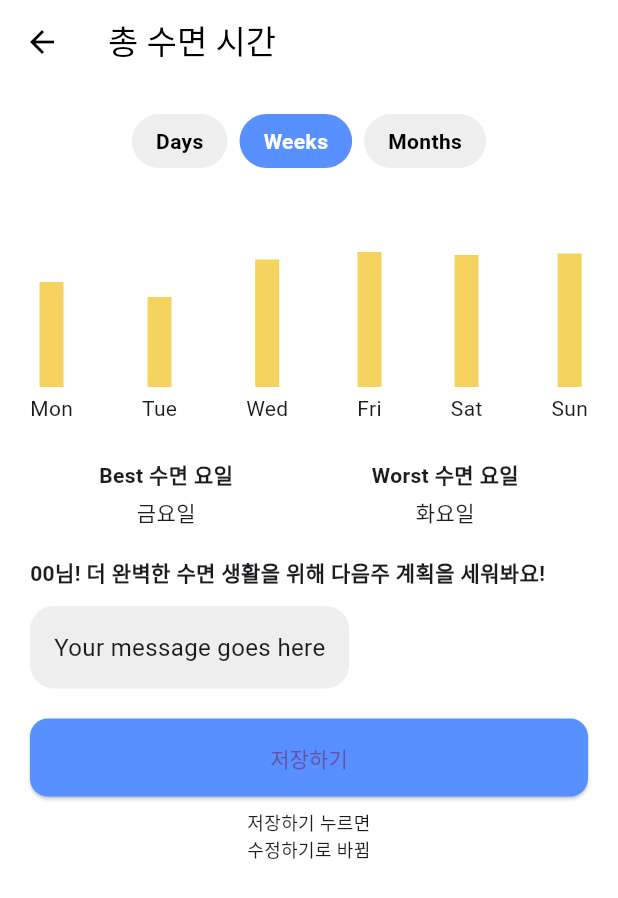
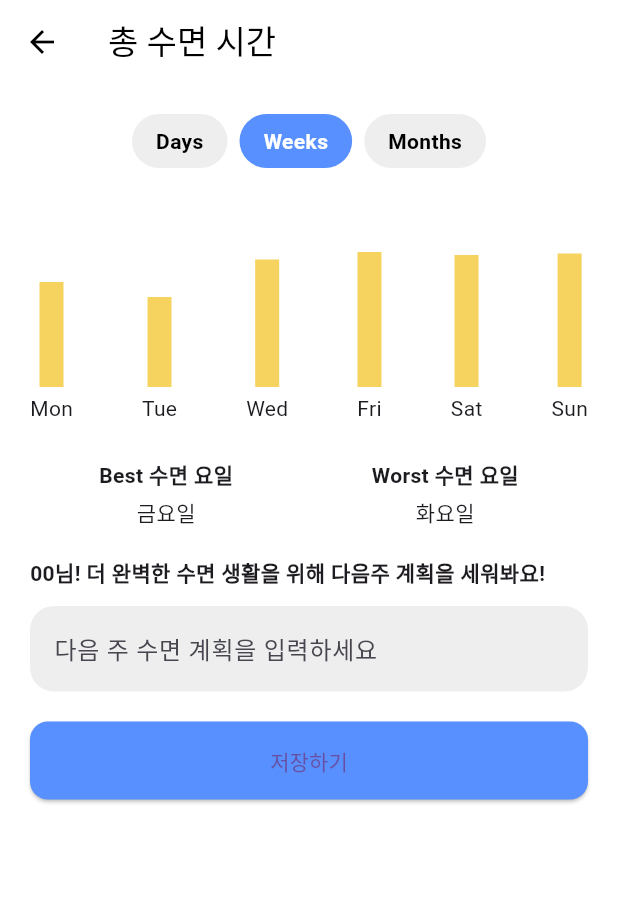
Before and after one commit to Ko-o-ala/Frontend, a Flutter app: the WeeklySleepScreen screen opened by its route, on a phone screen of 412 x 824 dp. Shown: the top 898 px of the screen. Run offline on Flutter 3.47's test engine with Material 3 defaults, Android fonts, the light colour scheme and no system bars; our stand-ins replace percent_indicator.

Commit message:
weekly 페이지에서 수정하기, 저장하기 바뀌는거

```diff
--- a/lib/sleep_dashboard/weekly_sleep_screen.dart
+++ b/lib/sleep_dashboard/weekly_sleep_screen.dart
@@ -1,7 +1,21 @@
 import 'package:flutter/material.dart';
 
-class WeeklySleepScreen extends StatelessWidget {
+class WeeklySleepScreen extends StatefulWidget {
   const WeeklySleepScreen({super.key});
+
+  @override
+  State<WeeklySleepScreen> createState() => _WeeklySleepScreenState();
+}
+
+class _WeeklySleepScreenState extends State<WeeklySleepScreen> {
+  final TextEditingController _controller = TextEditingController();
+  bool _isEditing = true; // 입력 가능 상태
+
+  @override
+  void dispose() {
+    _controller.dispose(); // 메모리 누수 방지
+    super.dispose();
+  }
 
   @override
   Widget build(BuildContext context) {
@@ -31,7 +45,7 @@ class WeeklySleepScreen extends StatelessWidget {
             ),
             const SizedBox(height: 20),
 
-            // 그래프 (막대바 대체)
+            // 그래프
             SizedBox(
               height: 150,
               child: Row(
@@ -76,54 +90,65 @@ class WeeklySleepScreen extends StatelessWidget {
             ),
 
             const SizedBox(height: 20),
-
-            // 안내 텍스트
             const Text(
               '00님! 더 완벽한 수면 생활을 위해 다음주 계획을 세워봐요!',
               style: TextStyle(fontWeight: FontWeight.bold),
             ),
             const SizedBox(height: 12),
 
-            // 입력창
+            // 입력창 or 읽기 전용 텍스트
+            if (_isEditing)
               Container(
                 padding: const EdgeInsets.all(16),
                 decoration: BoxDecoration(
                   color: Colors.grey[200],
                   borderRadius: BorderRadius.circular(16),
                 ),
-              child: const Text(
-                'Your message goes here',
-                style: TextStyle(fontSize: 16),
+                child: TextField(
+                  controller: _controller,
+                  maxLines: null,
+                  decoration: const InputDecoration.collapsed(
+                    hintText: '다음 주 수면 계획을 입력하세요',
+                  ),
+                ),
+              )
+            else
+              Container(
+                padding: const EdgeInsets.all(16),
+                width: double.infinity,
+                decoration: BoxDecoration(
+                  color: Colors.grey[100],
+                  borderRadius: BorderRadius.circular(16),
+                ),
+                child: Text(
+                  _controller.text.isEmpty ? '내용 없음' : _controller.text,
+                  style: const TextStyle(fontSize: 16, color: Colors.black87),
                 ),
               ),
 
             const SizedBox(height: 20),
 
-            // 저장 버튼
+            // 저장 or 수정 버튼
             SizedBox(
               width: double.infinity,
               child: ElevatedButton(
-                onPressed: () {},
+                onPressed: () {
+                  setState(() {
+                    _isEditing = !_isEditing;
+                  });
+                },
                 style: ElevatedButton.styleFrom(
                   padding: const EdgeInsets.symmetric(vertical: 16),
-                  backgroundColor: Color(0xFF5890FF),
+                  backgroundColor: const Color(0xFF5890FF),
                   shape: RoundedRectangleBorder(
                     borderRadius: BorderRadius.circular(12),
                   ),
                 ),
-                child: const Text('저장하기'),
+                child: Text(_isEditing ? '저장하기' : '수정하기'),
               ),
             ),
 
             const SizedBox(height: 8),
-            const Align(
-              alignment: Alignment.center,
-              child: Text(
-                '저장하기 누르면\n수정하기로 바뀜',
-                textAlign: TextAlign.center,
-                style: TextStyle(fontSize: 12),
-              ),
-            ),
           ],
         ),
       ),
@@ -134,7 +159,7 @@ class WeeklySleepScreen extends StatelessWidget {
     return Container(
       padding: const EdgeInsets.symmetric(horizontal: 16, vertical: 8),
       decoration: BoxDecoration(
-        color: selected ? Color(0xFF5890FF) : Colors.grey[200],
+        color: selected ? const Color(0xFF5890FF) : Colors.grey[200],
         borderRadius: BorderRadius.circular(20),
       ),
       child: Text(
@@ -151,11 +176,7 @@ class WeeklySleepScreen extends StatelessWidget {
     return Column(
       mainAxisAlignment: MainAxisAlignment.end,
       children: [
-        Container(
-          width: 16,
-          height: percent, // 임시로 퍼센트값을 높이로 씀
-          color: Color(0xFFF6D35F),
-        ),
+        Container(width: 16, height: percent, color: const Color(0xFFF6D35F)),
         const SizedBox(height: 4),
         Text(day),
       ],
```
Lines whose indentation alone changed are shown as unchanged.
